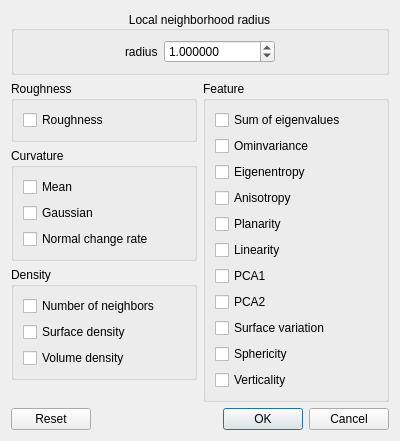
The window that qCC/ui_templates/geomFeaturesDlg.ui (CloudCompare/CloudCompare) describes before a commit, drawn with Qt 5.
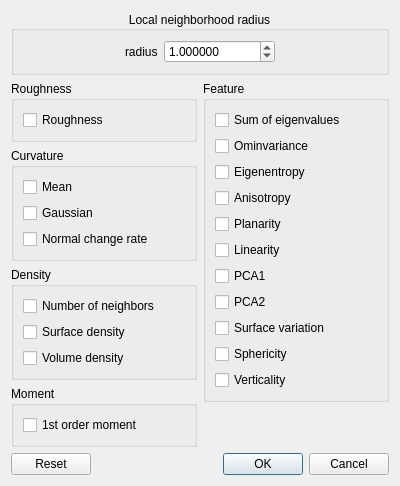
The same window after the commit.

Commit message: Tools > Others > Compute geometric features: option to compute the 1st moment added

Patch:
```diff
--- a/qCC/ui_templates/geomFeaturesDlg.ui
+++ b/qCC/ui_templates/geomFeaturesDlg.ui
@@ -173,6 +173,22 @@
          </layout>
         </widget>
        </item>
+       <item>
+        <widget class="QGroupBox" name="groupBox_2">
+         <property name="title">
+          <string>Moment</string>
+         </property>
+         <layout class="QVBoxLayout" name="verticalLayout_8">
+          <item>
+           <widget class="QCheckBox" name="firstOrderMomentCheckBox">
+            <property name="text">
+             <string>1st order moment</string>
+            </property>
+           </widget>
+          </item>
+         </layout>
+        </widget>
+       </item>
        <item>
         <spacer name="verticalSpacer">
          <property name="orientation">
```
The commit also changes 3 other files.
